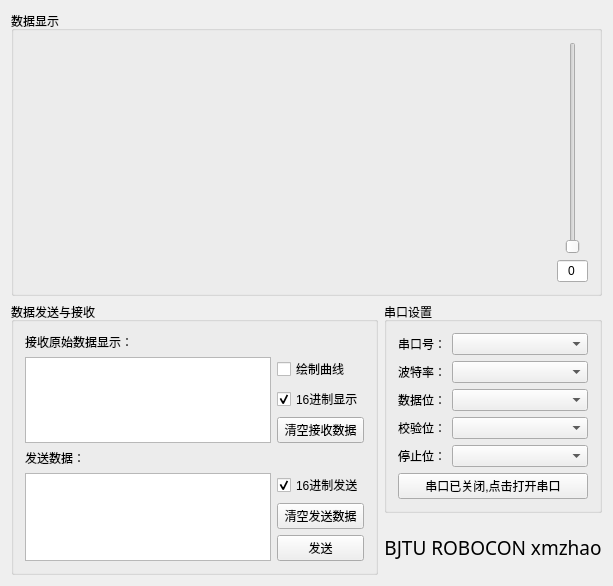
Qt form FollowLineMonitor/followlinemonitor.ui (Shiaoming/FollowLineMonitor) before a commit.
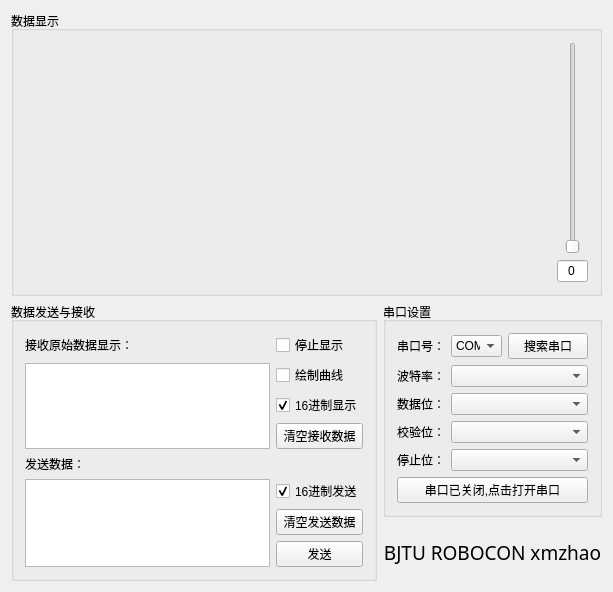
The same form after that commit. Icons and pictures are not drawn. Custom widgets are drawn as their Qt base class.

Commit message: V20160220.1648 添加串口读取与显示，存在问题为Qt的串口库不稳定，会死机，接下来准备尝试使用Windows原版串口来编写

```diff
--- a/FollowLineMonitor/followlinemonitor.ui
+++ b/FollowLineMonitor/followlinemonitor.ui
@@ -14,7 +14,7 @@
    <string>FollowLineMonitor</string>
   </property>
   <widget class="QWidget" name="centralWidget">
-   <layout class="QGridLayout" name="gridLayout_2">
+   <layout class="QGridLayout" name="gridLayout_3">
     <item row="0" column="0" colspan="2">
      <widget class="QGroupBox" name="groupBox">
       <property name="title">
@@ -114,7 +114,11 @@
         </widget>
        </item>
        <item row="1" column="0" rowspan="3">
-        <widget class="QTextBrowser" name="Rectext"/>
+        <widget class="QTextBrowser" name="Rectext">
+         <property name="readOnly">
+          <bool>false</bool>
+         </property>
+        </widget>
        </item>
        <item row="1" column="1">
         <widget class="QCheckBox" name="checkBoxPlot">
@@ -148,7 +152,11 @@
         </widget>
        </item>
        <item row="5" column="0" rowspan="3">
-        <widget class="QTextEdit" name="Sendtext"/>
+        <widget class="QTextEdit" name="Sendtext">
+         <property name="readOnly">
+          <bool>true</bool>
+         </property>
+        </widget>
        </item>
        <item row="5" column="1">
         <widget class="QCheckBox" name="checkBoxHexSend">
@@ -174,22 +182,27 @@
          </property>
         </widget>
        </item>
+       <item row="0" column="1">
+        <widget class="QCheckBox" name="checkBoxStopShow">
+         <property name="text">
+          <string>停止显示</string>
+         </property>
+         <property name="checked">
+          <bool>false</bool>
+         </property>
+        </widget>
+       </item>
       </layout>
      </widget>
     </item>
     <item row="1" column="1">
-     <layout class="QVBoxLayout" name="verticalLayout_3">
+     <layout class="QVBoxLayout" name="verticalLayout">
       <item>
        <widget class="QGroupBox" name="groupBox_2">
         <property name="title">
          <string>串口设置</string>
         </property>
-        <layout class="QVBoxLayout" name="verticalLayout">
-         <item>
-          <layout class="QFormLayout" name="formLayout">
-           <property name="fieldGrowthPolicy">
-            <enum>QFormLayout::AllNonFixedFieldsGrow</enum>
-           </property>
+        <layout class="QGridLayout" name="gridLayout_2">
            <item row="0" column="0">
             <widget class="QLabel" name="label">
              <property name="text">
@@ -198,7 +211,26 @@
             </widget>
            </item>
            <item row="0" column="1">
-            <widget class="QComboBox" name="comboBoxNum"/>
+          <widget class="QComboBox" name="comboBoxNum">
+           <property name="maximumSize">
+            <size>
+             <width>51</width>
+             <height>16777215</height>
+            </size>
+           </property>
+           <item>
+            <property name="text">
+             <string>COM1</string>
+            </property>
+           </item>
+          </widget>
+         </item>
+         <item row="0" column="2">
+          <widget class="QPushButton" name="ResearchCom">
+           <property name="text">
+            <string>搜索串口</string>
+           </property>
+          </widget>
            </item>
            <item row="1" column="0">
             <widget class="QLabel" name="label_2">
@@ -207,7 +239,7 @@
              </property>
             </widget>
            </item>
-           <item row="1" column="1">
+         <item row="1" column="1" colspan="2">
             <widget class="QComboBox" name="comboBoxBps"/>
            </item>
            <item row="2" column="0">
@@ -217,7 +249,7 @@
              </property>
             </widget>
            </item>
-           <item row="2" column="1">
+         <item row="2" column="1" colspan="2">
             <widget class="QComboBox" name="comboBoxBits"/>
            </item>
            <item row="3" column="0">
@@ -227,7 +259,7 @@
              </property>
             </widget>
            </item>
-           <item row="3" column="1">
+         <item row="3" column="1" colspan="2">
             <widget class="QComboBox" name="comboBoxParity"/>
            </item>
            <item row="4" column="0">
@@ -237,12 +269,10 @@
              </property>
             </widget>
            </item>
-           <item row="4" column="1">
+         <item row="4" column="1" colspan="2">
             <widget class="QComboBox" name="comboBoxStopBit"/>
            </item>
-          </layout>
-         </item>
-         <item>
+         <item row="5" column="0" colspan="3">
           <widget class="QPushButton" name="COMButton">
            <property name="text">
             <string>串口已关闭,点击打开串口</string>
```
Lines whose indentation alone changed are shown as unchanged. The commit also changes 8 other files.
